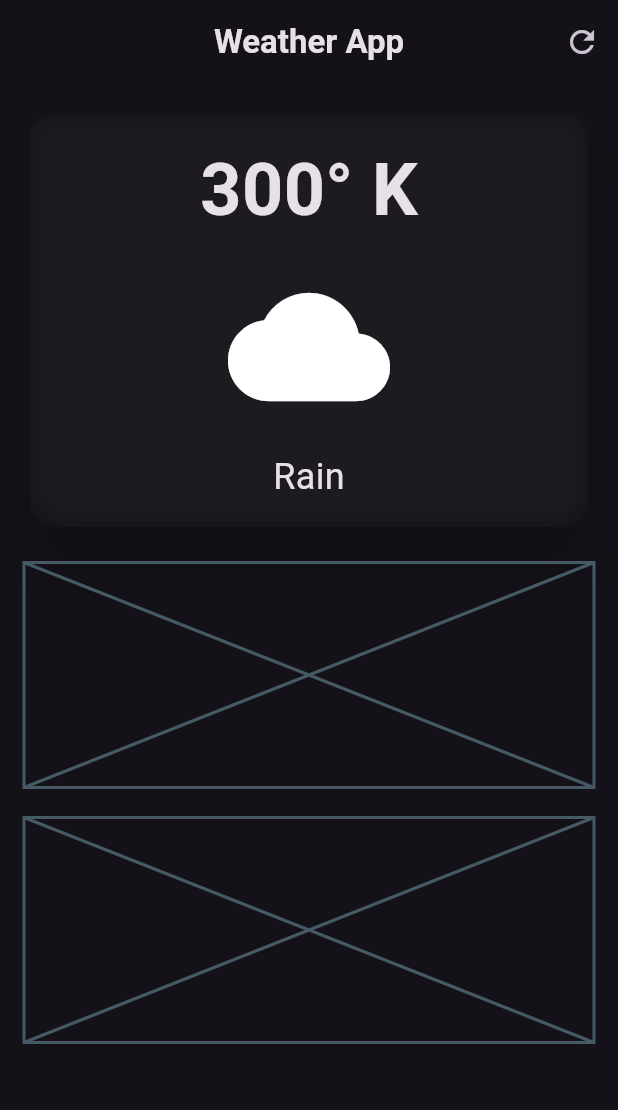
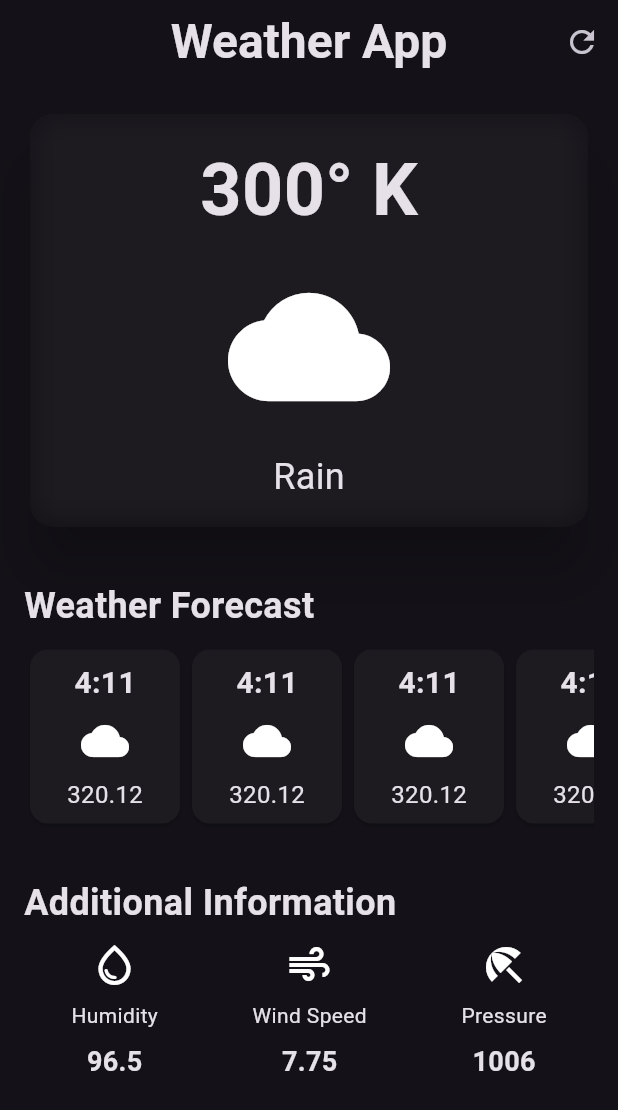
Before and after one commit to joceesagar/weather-forecast-mobile-app, a Flutter app: the screen it shows after launch, on a phone screen of 412 x 824 dp. Shown: the top 1110 px of the screen. Run offline on Flutter 3.47's test engine with Material 3 defaults, Android fonts, the phone set to English and light mode, and no system bars.

Commit message:
Created weathercards and additional info cards

```diff
--- /dev/null
+++ b/lib/additional_info.dart
@@ -0,0 +1,39 @@
+import 'package:flutter/material.dart';
+
+class AdditionalInfo extends StatelessWidget {
+  final IconData icon;
+  final String label;
+  final String value;
+
+  const AdditionalInfo(
+      {super.key,
+      required this.icon,
+      required this.label,
+      required this.value});
+
+  @override
+  Widget build(BuildContext context) {
+    return Column(
+      children: [
+        Icon(
+          icon,
+          size: 32,
+        ),
+        const SizedBox(
+          height: 8,
+        ),
+        Text(label),
+        const SizedBox(
+          height: 8,
+        ),
+        Text(
+          value,
+          style: const TextStyle(
+            fontSize: 18,
+            fontWeight: FontWeight.bold,
+          ),
+        ),
+      ],
+    );
+  }
+}
--- /dev/null
+++ b/lib/weather_cards.dart
@@ -0,0 +1,49 @@
+import 'package:flutter/material.dart';
+
+class WeatherCards extends StatelessWidget {
+  final String time;
+  final IconData icon;
+  final String value;
+
+  const WeatherCards({
+    super.key,
+    required this.icon,
+    required this.time,
+    required this.value,
+  });
+
+  @override
+  Widget build(BuildContext context) {
+    return Card(
+      child: Container(
+        padding: const EdgeInsets.all(8.0),
+        decoration: BoxDecoration(borderRadius: BorderRadius.circular(12)),
+        width: 100,
+        child: Column(
+          children: [
+            Text(
+              time,
+              style: const TextStyle(fontSize: 20, fontWeight: FontWeight.bold),
+            ),
+            const SizedBox(
+              height: 8,
+            ),
+            Icon(
+              icon,
+              size: 32,
+            ),
+            const SizedBox(
+              height: 8,
+            ),
+            Text(
+              value,
+              style: const TextStyle(
+                fontSize: 16,
+              ),
+            ),
+          ],
+        ),
+      ),
+    );
+  }
+}
--- a/lib/weather_screen.dart
+++ b/lib/weather_screen.dart
@@ -1,6 +1,8 @@
 import 'dart:ui';
 
 import 'package:flutter/material.dart';
+import 'package:weather_app/additional_info.dart';
+import 'package:weather_app/weather_cards.dart';
 
 class WeatherScreen extends StatelessWidget {
   const WeatherScreen({super.key});
@@ -9,21 +11,19 @@ class WeatherScreen extends StatelessWidget {
   Widget build(BuildContext context) {
     return Scaffold(
       appBar: AppBar(
-        title: const Text('Weather App',
-        style: TextStyle(
-          fontWeight:FontWeight.bold
-          ),
+        title: const Text(
+          'Weather App',
+          style: TextStyle(fontSize: 32, fontWeight: FontWeight.bold),
         ),
         centerTitle: true,
         actions: [
-          IconButton(onPressed: (){},
-           icon: const Icon(Icons.refresh)
-           )
+          IconButton(onPressed: () {}, icon: const Icon(Icons.refresh))
         ],
       ),
       body: Padding(
-        padding:  const EdgeInsets.all(16.0),
-        child:  Column(
+        padding: const EdgeInsets.all(16.0),
+        child: Column(
+          crossAxisAlignment: CrossAxisAlignment.start,
           children: [
             //main card
             SizedBox(
@@ -44,21 +44,28 @@ class WeatherScreen extends StatelessWidget {
                       padding: EdgeInsets.all(16.0),
                       child: Column(
                         children: [
-                          Text('300° K',
-                          style: TextStyle(
-                            fontSize: 48,
-                            fontWeight: FontWeight.bold,
+                          Text(
+                            '300° K',
+                            style: TextStyle(
+                              fontSize: 48,
+                              fontWeight: FontWeight.bold,
+                            ),
                           ),
+                          SizedBox(
+                            height: 16,
                           ),
-                           SizedBox(height: 16,),
-                          Icon(Icons.cloud,
-                          size: 108,
+                          Icon(
+                            Icons.cloud,
+                            size: 108,
                           ),
-                           SizedBox(height: 16,),
-                          Text('Rain',
-                          style: TextStyle(
-                            fontSize: 24,
+                          SizedBox(
+                            height: 16,
                           ),
+                          Text(
+                            'Rain',
+                            style: TextStyle(
+                              fontSize: 24,
+                            ),
                           )
                         ],
                       ),
@@ -67,19 +74,91 @@ class WeatherScreen extends StatelessWidget {
                 ),
               ),
             ),
-            const SizedBox( height: 20, ),
+            const SizedBox(
+              height: 32,
+            ),
 
             //weather forecast cards
-            const Placeholder(fallbackHeight: 150,),
-            const SizedBox( height: 20, ),
+            const Text(
+              "Weather Forecast",
+              style: TextStyle(
+                fontSize: 24,
+                fontWeight: FontWeight.bold,
+              ),
+            ),
+            const SizedBox(
+              height: 8,
+            ),
+            const SingleChildScrollView(
+              scrollDirection: Axis.horizontal,
+              child: Row(
+                children: [
+                  WeatherCards(
+                    time: '4:11',
+                    icon: Icons.cloud,
+                    value: '320.12',
+                  ),
+                  WeatherCards(
+                    time: '4:11',
+                    icon: Icons.cloud,
+                    value: '320.12',
+                  ),
+                  WeatherCards(
+                    time: '4:11',
+                    icon: Icons.cloud,
+                    value: '320.12',
+                  ),
+                  WeatherCards(
+                    time: '4:11',
+                    icon: Icons.cloud,
+                    value: '320.12',
+                  ),
+                  WeatherCards(
+                    time: '4:11',
+                    icon: Icons.cloud,
+                    value: '320.12',
+                  )
+                ],
+              ),
+            ),
+            const SizedBox(
+              height: 32,
+            ),
 
             //additional information
-            const Placeholder(fallbackHeight: 150,),
-
+            const Text(
+              "Additional Information",
+              style: TextStyle(
+                fontSize: 24,
+                fontWeight: FontWeight.bold,
+              ),
+            ),
+            const SizedBox(
+              height: 8,
+            ),
+            const Row(
+              mainAxisAlignment: MainAxisAlignment.spaceAround,
+              children: [
+                AdditionalInfo(
+                  icon: Icons.water_drop_outlined,
+                  label: 'Humidity',
+                  value: '96.5',
+                ),
+                AdditionalInfo(
+                  icon: Icons.air,
+                  label: 'Wind Speed',
+                  value: '7.75',
+                ),
+                AdditionalInfo(
+                  icon: Icons.beach_access,
+                  label: 'Pressure',
+                  value: '1006',
+                ),
+              ],
+            )
           ],
         ),
       ),
-
     );
   }
 }
```
Also changed, not shown: lib/main.dart (line endings or trailing spaces).
